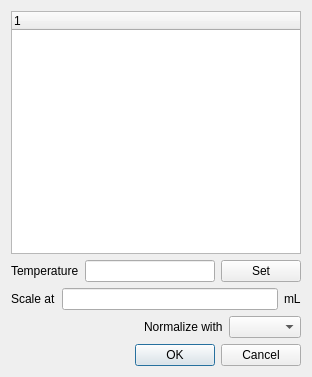
This is FSECplotter/pyqt/dialogs/tmcalc_dialog.ui in TaizoAyase/FSECplotter2 as Qt 5 draws it before an edit. The edited form follows.
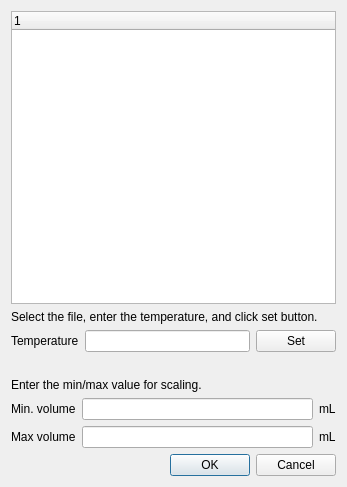
This is the edited form.

Commit message:
Fix TMcalc dialog scaling
center volume scaling -> range scaling

```diff
--- a/FSECplotter/pyqt/dialogs/tmcalc_dialog.ui
+++ b/FSECplotter/pyqt/dialogs/tmcalc_dialog.ui
@@ -6,15 +6,13 @@
    <rect>
     <x>0</x>
     <y>0</y>
-    <width>312</width>
-    <height>377</height>
+    <width>347</width>
+    <height>487</height>
    </rect>
   </property>
   <property name="windowTitle">
    <string>Tm calculation</string>
   </property>
-  <layout class="QHBoxLayout" name="horizontalLayout_3">
-   <item>
     <layout class="QVBoxLayout" name="verticalLayout">
      <item>
       <widget class="QTreeWidget" name="treeWidget">
@@ -25,6 +23,19 @@
        </column>
       </widget>
      </item>
+   <item>
+    <widget class="QLabel" name="label_7">
+     <property name="text">
+      <string>Select the file, enter the temperature, and click set button.</string>
+     </property>
+     <property name="scaledContents">
+      <bool>false</bool>
+     </property>
+     <property name="wordWrap">
+      <bool>true</bool>
+     </property>
+    </widget>
+   </item>
      <item>
       <layout class="QHBoxLayout" name="horizontalLayout_4">
        <item>
@@ -47,42 +58,16 @@
       </layout>
      </item>
      <item>
-      <layout class="QHBoxLayout" name="horizontalLayout">
-       <item>
-        <widget class="QLabel" name="label_2">
-         <property name="text">
-          <string>Scale at</string>
-         </property>
-         <property name="buddy">
-          <cstring>lineEdit</cstring>
-         </property>
-        </widget>
-       </item>
-       <item>
-        <widget class="QLineEdit" name="lineEdit"/>
-       </item>
-       <item>
-        <widget class="QLabel" name="label_3">
-         <property name="text">
-          <string>mL</string>
-         </property>
-         <property name="buddy">
-          <cstring>lineEdit</cstring>
-         </property>
-        </widget>
-       </item>
-      </layout>
-     </item>
-     <item>
-      <layout class="QHBoxLayout" name="horizontalLayout_2">
-       <item>
-        <spacer name="horizontalSpacer">
+    <spacer name="verticalSpacer">
          <property name="orientation">
-          <enum>Qt::Horizontal</enum>
+      <enum>Qt::Vertical</enum>
+     </property>
+     <property name="sizeType">
+      <enum>QSizePolicy::Fixed</enum>
          </property>
          <property name="sizeHint" stdset="0">
           <size>
-           <width>40</width>
+       <width>20</width>
            <height>20</height>
           </size>
          </property>
@@ -91,15 +76,61 @@
        <item>
         <widget class="QLabel" name="label">
          <property name="text">
-          <string>Normalize with</string>
-         </property>
+      <string>Enter the min/max value for scaling.</string>
+     </property>
+    </widget>
+   </item>
+   <item>
+    <layout class="QHBoxLayout" name="horizontalLayout">
+     <item>
+      <widget class="QLabel" name="label_2">
+       <property name="text">
+        <string>Min. volume</string>
+       </property>
          <property name="buddy">
           <cstring>comboBox</cstring>
          </property>
         </widget>
        </item>
        <item>
-        <widget class="QComboBox" name="comboBox"/>
+      <widget class="QLineEdit" name="lineEdit"/>
+     </item>
+     <item>
+      <widget class="QLabel" name="label_3">
+       <property name="text">
+        <string>mL</string>
+       </property>
+       <property name="buddy">
+        <cstring>lineEdit</cstring>
+       </property>
+      </widget>
+     </item>
+    </layout>
+   </item>
+   <item>
+    <layout class="QHBoxLayout" name="horizontalLayout_2">
+     <item>
+      <widget class="QLabel" name="label_5">
+       <property name="text">
+        <string>Max volume</string>
+       </property>
+       <property name="buddy">
+        <cstring>lineEdit</cstring>
+       </property>
+      </widget>
+     </item>
+     <item>
+      <widget class="QLineEdit" name="lineEdit_2"/>
+     </item>
+     <item>
+      <widget class="QLabel" name="label_6">
+       <property name="text">
+        <string>mL</string>
+       </property>
+       <property name="buddy">
+        <cstring>lineEdit</cstring>
+       </property>
+      </widget>
        </item>
       </layout>
      </item>
@@ -114,8 +145,11 @@
       </widget>
      </item>
     </layout>
-   </item>
-  </layout>
+  <zorder>layoutWidget</zorder>
+  <zorder>label</zorder>
+  <zorder>label_7</zorder>
+  <zorder>lineEdit_temp</zorder>
+  <zorder>verticalSpacer</zorder>
  </widget>
  <resources/>
  <connections>
```
Left out of the diff: 2 changed lines with no effect on the pictures. Lines whose indentation alone changed are shown as unchanged. The commit also changes 3 other files.
